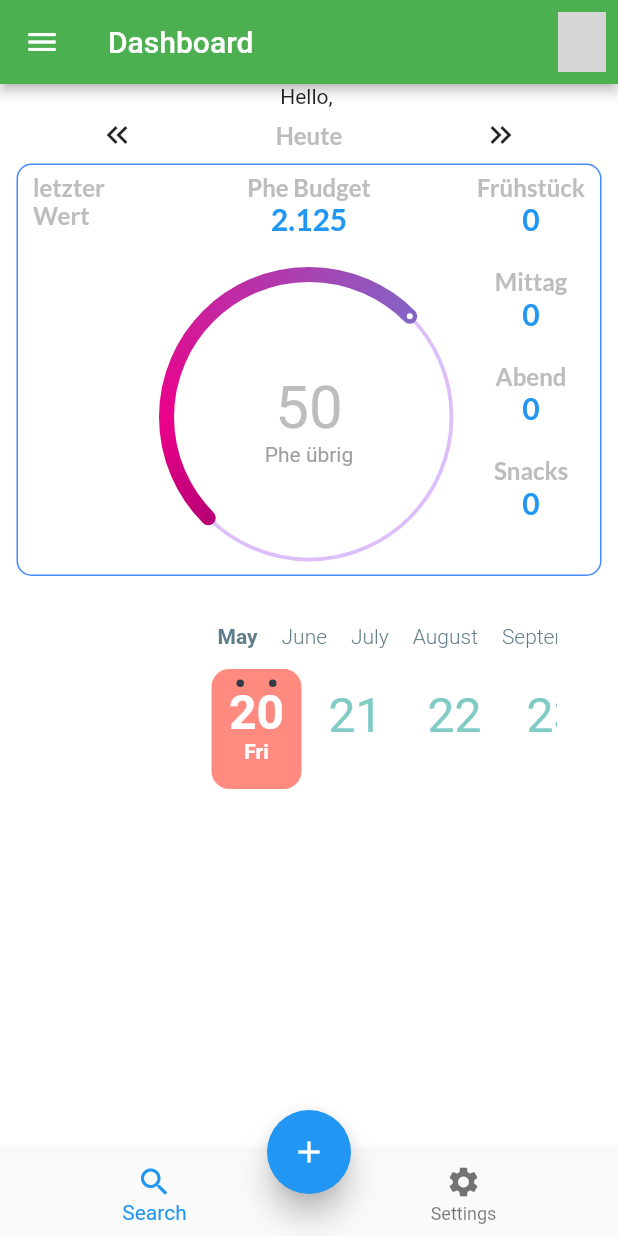
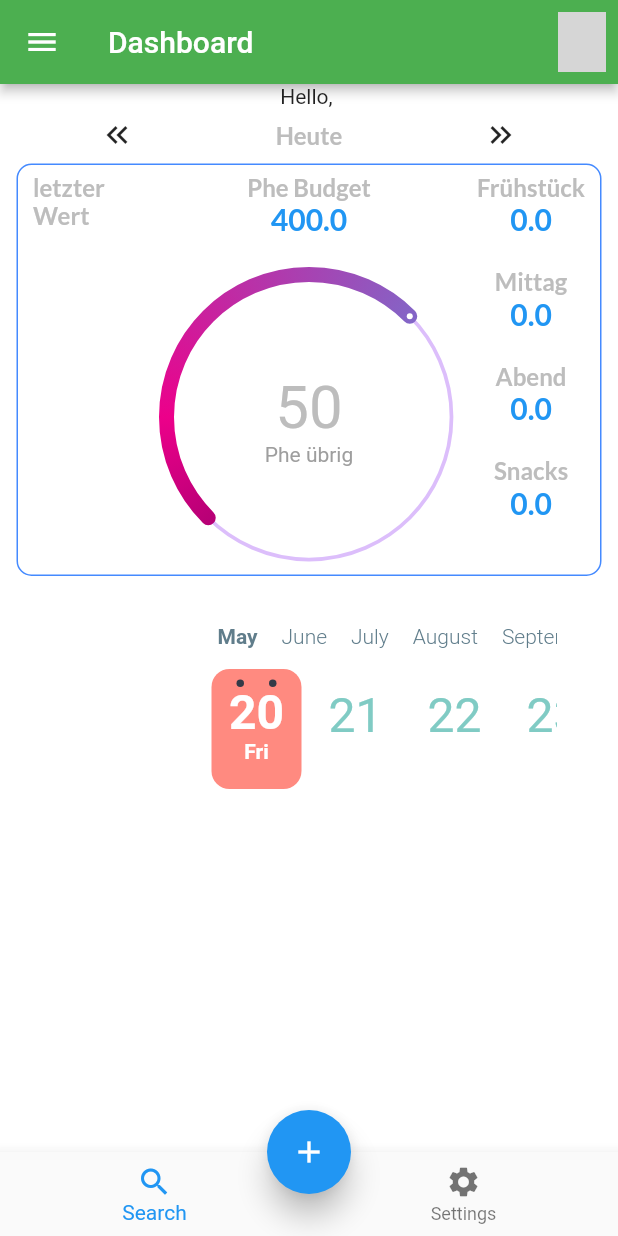
Before and after one commit to ThomasShelby81/IsiPhe, a Flutter app: the Dashboard screen opened directly with empty values, on a phone screen of 412 x 824 dp. Run offline on Flutter 3.47's test engine with Material 2 defaults, Android fonts, the light colour scheme and no system bars; drawn by our look-alikes of calendar_timeline, flutter_speed_dial, sleek_circular_slider; our stand-ins replace bloc, equatable, firebase_auth, firebase_core, flutter_bloc, google_fonts; accounts and stored records are empty; network calls fail; grey boxes are pictures that could not be loaded.

Commit message:
Implementing model class in Bloc

```diff
--- a/lib/blocs/currentdate_bloc/currentdate_bloc_bloc.dart
+++ b/lib/blocs/currentdate_bloc/currentdate_bloc_bloc.dart
@@ -2,6 +2,8 @@ import 'dart:async';
 
 import 'package:bloc/bloc.dart';
 import 'package:equatable/equatable.dart';
+
+import '../../model/summary.dart';
 
 part 'currentdate_bloc_event.dart';
 part 'currentdate_bloc_state.dart';
@@ -16,18 +18,24 @@ class CurrentDateBloc extends Bloc<CurrentDateBlocEvent, CurrentDateBlocState> {
 
   FutureOr<void> _onIncrement(
       DateIncrementedByOneDay event, Emitter<CurrentDateBlocState> emit) {
-    emit(CurrentDateBlocStateChanged(state.date.add(const Duration(days: 1))));
+    emit(CurrentDateBlocStateChanged(Summary(
+        state.summary.date.add(const Duration(days: 1)),
+        state.summary.phe,
+        state.summary.pheBudget)));
   }
 
   FutureOr<void> _onDecrement(
       DateDecrementedByOneDay event, Emitter<CurrentDateBlocState> emit) {
-    emit(CurrentDateBlocStateChanged(
-        state.date.subtract(const Duration(days: 1))));
+    emit(CurrentDateBlocStateChanged(Summary(
+        state.summary.date.subtract(const Duration(days: 1)),
+        state.summary.phe,
+        state.summary.pheBudget)));
   }
 
   FutureOr<void> _onDateSelected(
       DateSelected event, Emitter<CurrentDateBlocState> emit) {
-    emit(CurrentDateBlocStateChanged(event.newDate));
+    emit(CurrentDateBlocStateChanged(
+        Summary(event.newDate, state.summary.phe, state.summary.pheBudget)));
   }
 
   FutureOr<void> onInitialDate(
--- a/lib/blocs/currentdate_bloc/currentdate_bloc_state.dart
+++ b/lib/blocs/currentdate_bloc/currentdate_bloc_state.dart
@@ -1,18 +1,18 @@
 part of 'currentdate_bloc_bloc.dart';
 
 abstract class CurrentDateBlocState extends Equatable {
-  final DateTime date;
+  final Summary summary;
 
-  const CurrentDateBlocState(this.date);
+  const CurrentDateBlocState(this.summary);
 
   @override
-  List<Object> get props => [date];
+  List<Object> get props => [summary];
 }
 
 class CurrentDateBlocStateInitial extends CurrentDateBlocState {
-  CurrentDateBlocStateInitial() : super(DateTime.now());
+  CurrentDateBlocStateInitial() : super(Summary(DateTime.now(), 50, 400));
 }
 
 class CurrentDateBlocStateChanged extends CurrentDateBlocState {
-  const CurrentDateBlocStateChanged(DateTime date) : super(date);
+  const CurrentDateBlocStateChanged(Summary summary) : super(summary);
 }
--- /dev/null
+++ b/lib/model/summary.dart
@@ -0,0 +1,19 @@
+import 'package:equatable/equatable.dart';
+
+class Summary extends Equatable {
+  double pheBudget;
+  double phe;
+  DateTime date;
+
+  double breakfast;
+  double lunch;
+  double dinner;
+  double snacks;
+
+  Summary(this.date, this.phe, this.pheBudget,
+      {this.breakfast = 0, this.dinner = 0, this.lunch = 0, this.snacks = 0});
+
+  @override
+  List<Object?> get props =>
+      [date, phe, pheBudget, breakfast, lunch, dinner, snacks];
+}
--- a/lib/screens/dashboard.dart
+++ b/lib/screens/dashboard.dart
@@ -122,8 +122,8 @@ class _Dashboard extends State<Dashboard> with TickerProviderStateMixin {
                     ),
                     BlocBuilder<CurrentDateBloc, CurrentDateBlocState>(
                       builder: (context, state) {
-                        var dateString = _dateFormat.format(state.date);
-                        if (isCurrentDate(state.date)) {
+                        var dateString = _dateFormat.format(state.summary.date);
+                        if (isCurrentDate(state.summary.date)) {
                           dateString = 'Heute';
                         }
 
@@ -170,7 +170,7 @@ class _Dashboard extends State<Dashboard> with TickerProviderStateMixin {
               child: BlocBuilder<CurrentDateBloc, CurrentDateBlocState>(
                 builder: (context, state) {
                   return CalendarTimeline(
-                    initialDate: state.date,
+                    initialDate: state.summary.date,
                     firstDate:
                         DateTime.now().subtract(const Duration(days: 365)),
                     lastDate: DateTime.now().add(const Duration(days: 365)),
@@ -346,18 +346,24 @@ class _Dashboard extends State<Dashboard> with TickerProviderStateMixin {
               'Phe Budget',
               style: Theme.of(context).textTheme.headline1,
             ),
-            Text(
-              '2.125',
+            BlocBuilder<CurrentDateBloc, CurrentDateBlocState>(
+              builder: (context, state) {
+                return Text(
+                  state.summary.pheBudget.toString(),
                   style: Theme.of(context).textTheme.headline2,
+                );
+              },
             ),
             const SizedBox(
               height: 20,
             ),
             Center(
-              child: SleekCircularSlider(
+              child: BlocBuilder<CurrentDateBloc, CurrentDateBlocState>(
+                builder: (context, state) {
+                  return SleekCircularSlider(
                     min: 0,
                     max: 100,
-                initialValue: 50,
+                    initialValue: state.summary.phe,
                     appearance: CircularSliderAppearance(
                         spinnerMode: false,
                         size: 200,
@@ -386,6 +392,8 @@ class _Dashboard extends State<Dashboard> with TickerProviderStateMixin {
                         ],
                       );
                     },
+                  );
+                },
               ),
             ),
           ]),
@@ -399,14 +407,18 @@ class _Dashboard extends State<Dashboard> with TickerProviderStateMixin {
         /**decoration: BoxDecoration(
             border: Border.all(color: Colors.blueAccent),
             borderRadius: const BorderRadius.all(Radius.circular(10))),*/
-        child: Column(
+        child: BlocBuilder<CurrentDateBloc, CurrentDateBlocState>(
+          builder: (context, state) {
+            return Column(
               mainAxisAlignment: MainAxisAlignment.spaceBetween,
-          children: const [
-            Meal(name: 'Frühstück', phe: 0),
-            Meal(name: 'Mittag', phe: 0),
-            Meal(name: 'Abend', phe: 0),
-            Meal(name: 'Snacks', phe: 0),
+              children: [
+                Meal(name: 'Frühstück', phe: state.summary.breakfast),
+                Meal(name: 'Mittag', phe: state.summary.lunch),
+                Meal(name: 'Abend', phe: state.summary.dinner),
+                Meal(name: 'Snacks', phe: state.summary.snacks),
               ],
+            );
+          },
         ),
       ),
     );
--- a/lib/widgets/meal.dart
+++ b/lib/widgets/meal.dart
@@ -2,7 +2,7 @@ import 'package:flutter/material.dart';
 
 class Meal extends StatelessWidget {
   final String name;
-  final int phe;
+  final double phe;
 
   const Meal({Key? key, required this.name, required this.phe})
       : super(key: key);
--- a/pubspec.yaml
+++ b/pubspec.yaml
@@ -44,6 +44,7 @@ dependencies:
   intl: ^0.17.0
   sleek_circular_slider: ^2.0.1
   google_fonts: ^2.3.2
+  flutter_neumorphic_null_safety: ^3.2.4
 
 dev_dependencies:
   flutter_test:
```
Also changed, not shown: pubspec.lock. Lines whose indentation alone changed are shown as unchanged.
